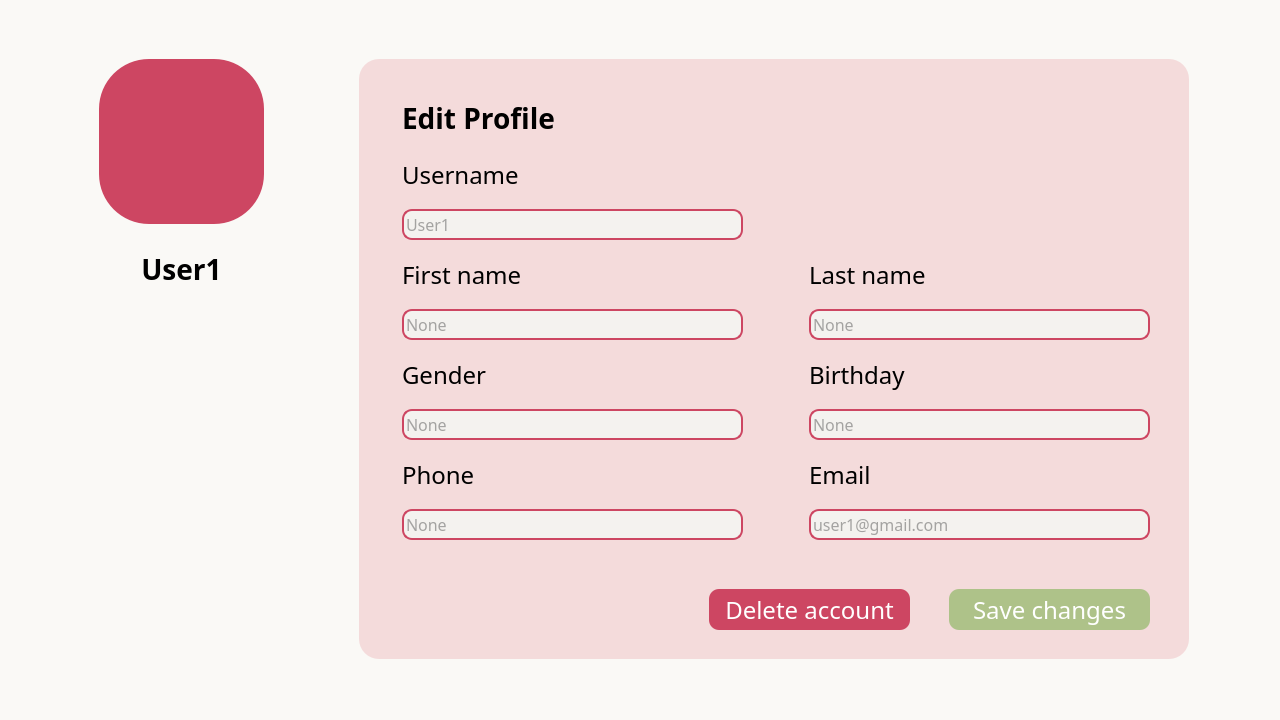
Above: app/template/homepage/Homepage_newres.ui from shoviper/ChobShop before the change. Below: the same form after it.
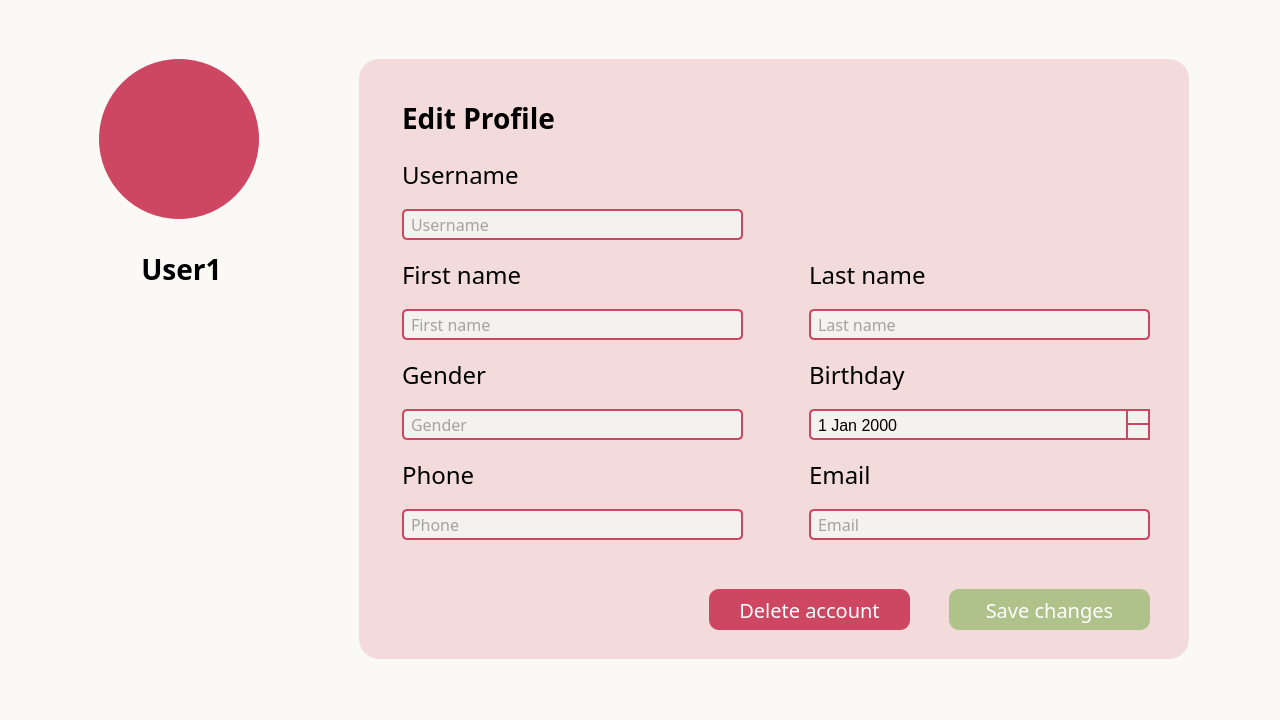
That is the form after the change. The open tabs and pages were chosen to show the change. Icons and pictures are not drawn.

Commit message: ADD: userprofile, editprofile buttons & reset db

Diff of the .ui file:
```diff
--- a/app/template/homepage/Homepage_newres.ui
+++ b/app/template/homepage/Homepage_newres.ui
@@ -2277,7 +2277,7 @@
         </rect>
        </property>
        <property name="styleSheet">
-        <string notr="true">border-radius: 10px;
+        <string notr="true">border-radius: 5px;
 border: 2px solid #CD4662;
 background: #F4F2EF;
 color: #545454;
@@ -2285,13 +2285,14 @@
 font-size: 16px;
 font-style: normal;
 font-weight: 400;
-line-height: normal;</string>
+line-height: normal;
+padding: 0 5px;</string>
        </property>
        <property name="text">
         <string/>
        </property>
        <property name="placeholderText">
-        <string>User1</string>
+        <string>Username</string>
        </property>
       </widget>
       <widget class="QLineEdit" name="firstnamebox">
@@ -2304,7 +2305,7 @@
         </rect>
        </property>
        <property name="styleSheet">
-        <string notr="true">border-radius: 10px;
+        <string notr="true">border-radius: 5px;
 border: 2px solid #CD4662;
 background: #F4F2EF;
 color: #545454;
@@ -2312,13 +2313,14 @@
 font-size: 16px;
 font-style: normal;
 font-weight: 400;
-line-height: normal;</string>
+line-height: normal;
+padding: 0 5px;</string>
        </property>
        <property name="text">
         <string/>
        </property>
        <property name="placeholderText">
-        <string>None</string>
+        <string>First name</string>
        </property>
       </widget>
       <widget class="QLineEdit" name="genderbox">
@@ -2331,7 +2333,7 @@
         </rect>
        </property>
        <property name="styleSheet">
-        <string notr="true">border-radius: 10px;
+        <string notr="true">border-radius: 5px;
 border: 2px solid #CD4662;
 background: #F4F2EF;
 color: #545454;
@@ -2339,10 +2341,14 @@
 font-size: 16px;
 font-style: normal;
 font-weight: 400;
-line-height: normal;</string>
+line-height: normal;
+padding: 0 5px;</string>
+       </property>
+       <property name="text">
+        <string/>
        </property>
        <property name="placeholderText">
-        <string>None</string>
+        <string>Gender</string>
        </property>
       </widget>
       <widget class="QLineEdit" name="phonebox">
@@ -2355,7 +2361,7 @@
         </rect>
        </property>
        <property name="styleSheet">
-        <string notr="true">border-radius: 10px;
+        <string notr="true">border-radius: 5px;
 border: 2px solid #CD4662;
 background: #F4F2EF;
 color: #545454;
@@ -2363,10 +2369,14 @@
 font-size: 16px;
 font-style: normal;
 font-weight: 400;
-line-height: normal;</string>
+line-height: normal;
+padding: 0 5px;</string>
+       </property>
+       <property name="text">
+        <string/>
        </property>
        <property name="placeholderText">
-        <string>None</string>
+        <string>Phone</string>
        </property>
       </widget>
       <widget class="QLineEdit" name="lastnamebox">
@@ -2379,7 +2389,7 @@
         </rect>
        </property>
        <property name="styleSheet">
-        <string notr="true">border-radius: 10px;
+        <string notr="true">border-radius: 5px;
 border: 2px solid #CD4662;
 background: #F4F2EF;
 color: #545454;
@@ -2387,34 +2397,14 @@
 font-size: 16px;
 font-style: normal;
 font-weight: 400;
-line-height: normal;</string>
+line-height: normal;
+padding: 0 5px;</string>
        </property>
-       <property name="placeholderText">
-        <string>None</string>
+       <property name="text">
+        <string/>
        </property>
-      </widget>
-      <widget class="QLineEdit" name="birthdaybox">
-       <property name="geometry">
-        <rect>
-         <x>450</x>
-         <y>350</y>
-         <width>341</width>
-         <height>31</height>
-        </rect>
-       </property>
-       <property name="styleSheet">
-        <string notr="true">border-radius: 10px;
-border: 2px solid #CD4662;
-background: #F4F2EF;
-color: #545454;
-font-family: Suwannaphum;
-font-size: 16px;
-font-style: normal;
-font-weight: 400;
-line-height: normal;</string>
-       </property>
        <property name="placeholderText">
-        <string>None</string>
+        <string>Last name</string>
        </property>
       </widget>
       <widget class="QLineEdit" name="emailbox">
@@ -2427,7 +2417,7 @@
         </rect>
        </property>
        <property name="styleSheet">
-        <string notr="true">border-radius: 10px;
+        <string notr="true">border-radius: 5px;
 border: 2px solid #CD4662;
 background: #F4F2EF;
 color: #545454;
@@ -2435,10 +2425,14 @@
 font-size: 16px;
 font-style: normal;
 font-weight: 400;
-line-height: normal;</string>
+line-height: normal;
+padding: 0 5px;</string>
+       </property>
+       <property name="text">
+        <string/>
        </property>
        <property name="placeholderText">
-        <string>user1@gmail.com</string>
+        <string>Email</string>
        </property>
       </widget>
       <widget class="QPushButton" name="savechangebutton_2">
@@ -2455,7 +2449,7 @@
 background: #AEC289;
 text-align: center;
 font-family: Suwannaphum;
-font-size: 24px;
+font-size: 20px;
 font-style: normal;
 font-weight: 400;
 line-height: normal;
@@ -2479,7 +2473,7 @@
 background: #cd4662;
 text-align: center;
 font-family: Suwannaphum;
-font-size: 24px;
+font-size: 20px;
 font-style: normal;
 font-weight: 400;
 line-height: normal;
@@ -2489,21 +2483,66 @@
         <string>Delete account</string>
        </property>
       </widget>
+      <widget class="QDateEdit" name="birthdaydateEdit">
+       <property name="geometry">
+        <rect>
+         <x>450</x>
+         <y>350</y>
+         <width>341</width>
+         <height>31</height>
+        </rect>
+       </property>
+       <property name="styleSheet">
+        <string notr="true">QDateTimeEdit {
+	background-color: #F4F2EF; 
+	font-size: 16px;
+	border: 2px solid #CD4662; 
+	padding: 5px;
+	border-radius: 5px; 
+}
+QDateTimeEdit::down-button, QDateTimeEdit::up-button {
+	width: 20px; 
+	height: 13px;
+	background-color: #F4F2EF; 
+	border: 2px solid #CD4662; 
+	font-size: 16px;
+}
+QDateTimeEdit::down-button {
+	subcontrol-origin: border;
+	subcontrol-position: bottom right;
+}
+
+QDateTimeEdit::up-button {
+	subcontrol-origin: border;
+	subcontrol-position: top right;
+}
+    
+QDateTimeEdit::down-button:pressed, QDateTimeEdit::up-button:pressed {
+	background-color: #CD4662;
+}
+    
+QDateTimeEdit::down-arrow, QDateTimeEdit::up-arrow {
+	image: url(arrow.png); 
+}</string>
+       </property>
+       <property name="locale">
+        <locale language="English" country="UnitedStates"/>
+       </property>
+      </widget>
      </widget>
      <widget class="QLabel" name="editprofilepic">
       <property name="geometry">
        <rect>
         <x>40</x>
         <y>0</y>
-        <width>165</width>
-        <height>165</height>
+        <width>160</width>
+        <height>160</height>
        </rect>
       </property>
       <property name="styleSheet">
        <string notr="true">border: none;
-border-radius: 50%;
-background: #cd4662;
-image: url(:/pic/images/newres/profile.png);</string>
+border-radius: 80px;
+background: #cd4662;</string>
       </property>
       <property name="text">
        <string/>
@@ -2539,9 +2578,9 @@
      <property name="geometry">
       <rect>
        <x>20</x>
-       <y>40</y>
+       <y>30</y>
        <width>20</width>
-       <height>20</height>
+       <height>31</height>
       </rect>
      </property>
      <property name="styleSheet">
```
Left out of the diff: 36 changed lines with no effect on the pictures. The commit also changes 16 other files.
